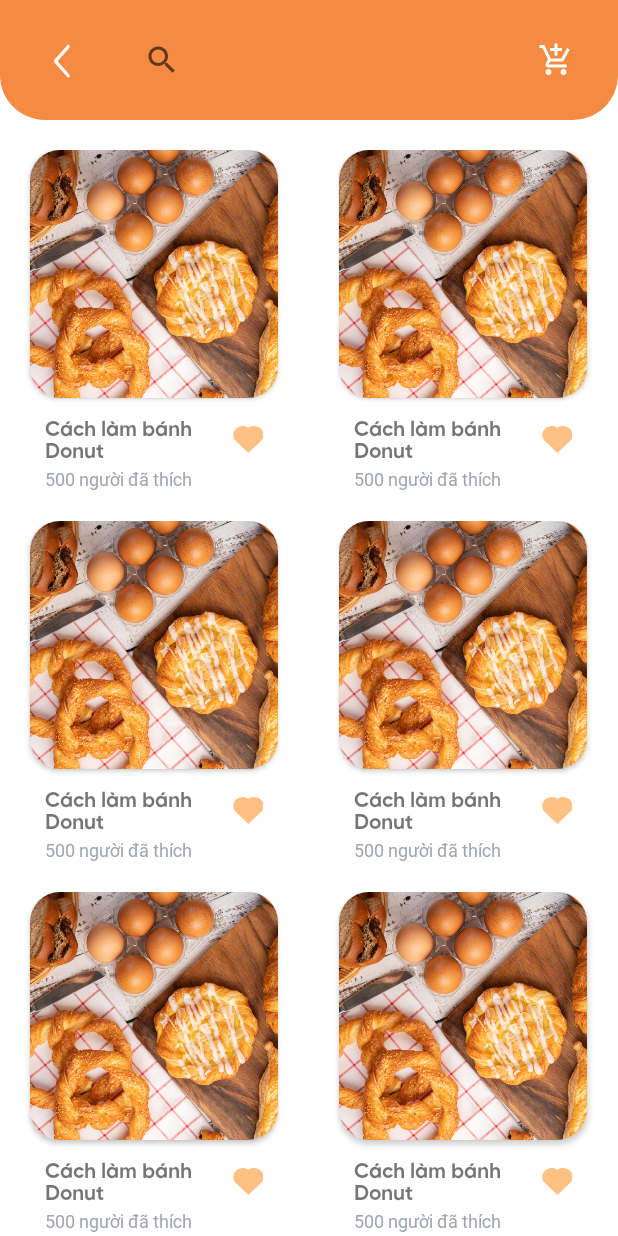
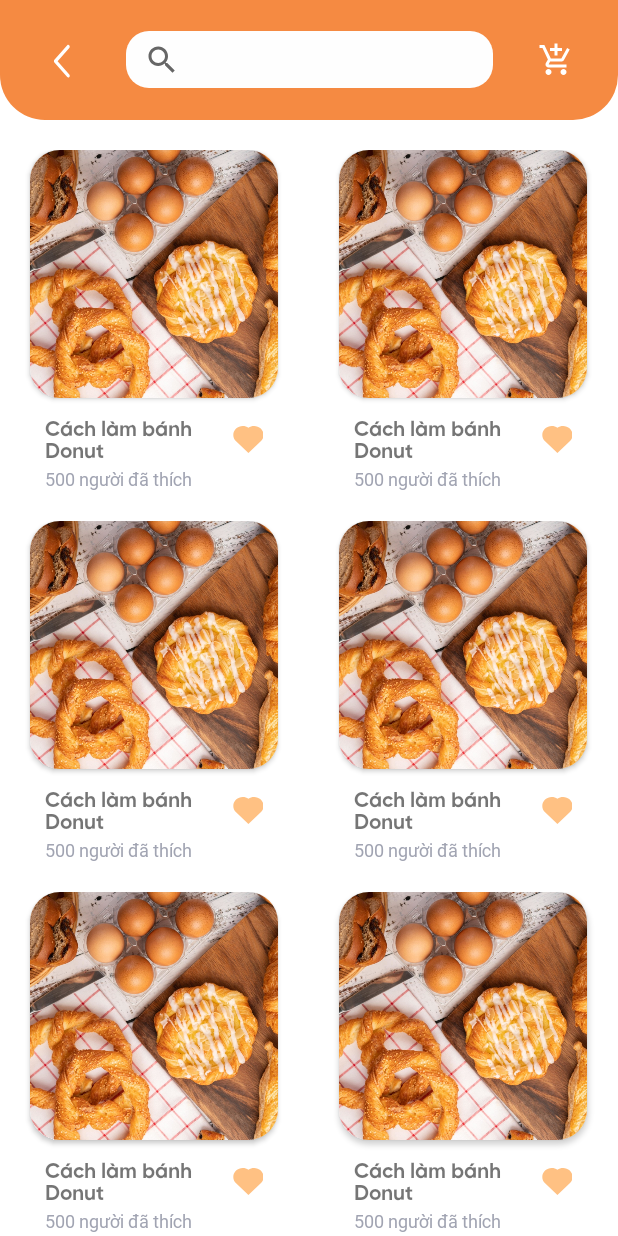
Before and after one commit to ngmhnganz/Nhom8, an Android app: the screen it shows after launch (ListRecipeActivity), on a phone screen of 412 x 824 dp. Run offline under Robolectric (Android 15) with nearby library versions, the phone set to English and light mode, and no system bars.

Commit message:
[List_Recipe_Activity] hoàn thiện giao diện list recipe

```diff
--- a/app/src/main/res/layout/activity_list_recipe.xml
+++ b/app/src/main/res/layout/activity_list_recipe.xml
@@ -27,9 +27,12 @@
         <SearchView
             android:id="@+id/searchView_aListProduct"
             android:layout_width="match_parent"
-            android:layout_height="match_parent"
+            android:layout_height="38dp"
             android:layout_weight="0.51"
+            android:layout_gravity="center"
+            android:background="@drawable/background_suggestrecipe"
             />
+
         <ImageButton
             android:id="@+id/btnCart_aListProduct"
             android:layout_width="match_parent"
```
